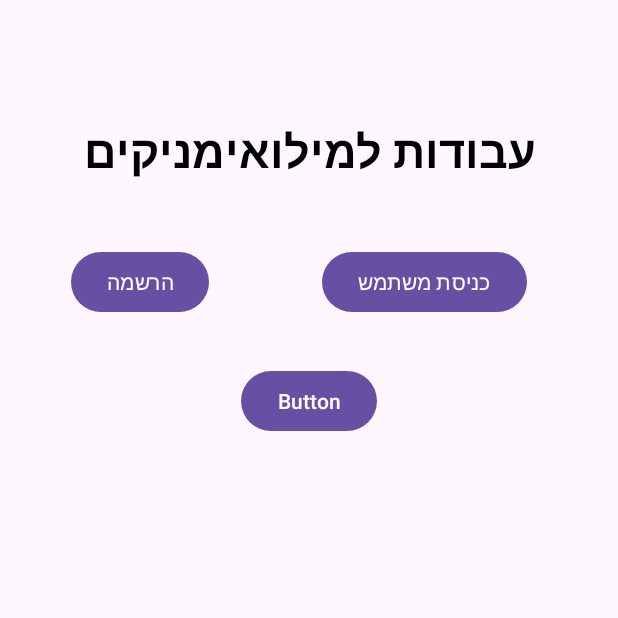
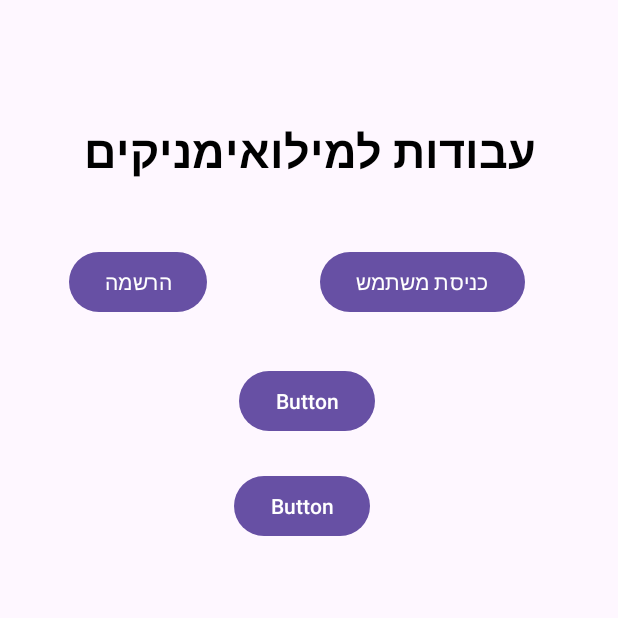
Before and after one commit to hatoli956/MySignLanguege, an Android app: the screen it shows after launch (MainActivity), on a phone screen of 412 x 824 dp, the top half of it. Run offline under Robolectric (Android 15) with nearby library versions, the light colour scheme and no system bars.

Commit message:
end 30.1.25

```diff
--- a/app/src/main/java/com/example/mysignlanguege/AddBusiness.java
+++ b/app/src/main/java/com/example/mysignlanguege/AddBusiness.java
@@ -21,13 +21,11 @@ import androidx.core.graphics.Insets;
 import androidx.core.view.ViewCompat;
 import androidx.core.view.WindowInsetsCompat;
 
-import com.example.mysignlanguege.model.Business;
-import com.example.mysignlanguege.model.User;
+import com.example.mysignlanguege.models.Business;
+import com.example.mysignlanguege.models.User;
 import com.example.mysignlanguege.services.AuthenticationService;
 import com.example.mysignlanguege.services.DatabaseService;
 import com.example.mysignlanguege.utils.ImageUtil;
-import com.google.firebase.database.DatabaseReference;
-import com.google.firebase.database.FirebaseDatabase;
 
 public class    AddBusiness extends AppCompatActivity implements View.OnClickListener {
 
--- a/app/src/main/java/com/example/mysignlanguege/MainActivity.java
+++ b/app/src/main/java/com/example/mysignlanguege/MainActivity.java
@@ -41,4 +41,9 @@ public class MainActivity extends AppCompatActivity {
         Intent go = new Intent(getApplicationContext(), AddBusiness.class);
         startActivity(go);
     }
+
+    public void ShowUsers(View view) {
+        Intent go = new Intent(getApplicationContext(), ShowUsers.class);
+        startActivity(go);
+    }
 }
--- a/app/src/main/java/com/example/mysignlanguege/model/Business.java
+++ b/app/src/main/java/com/example/mysignlanguege/models/Business.java
@@ -1,4 +1,4 @@
-package com.example.mysignlanguege.model;
+package com.example.mysignlanguege.models;
 
 public class Business {
 
--- a/app/src/main/java/com/example/mysignlanguege/model/User.java
+++ b/app/src/main/java/com/example/mysignlanguege/models/User.java
@@ -1,4 +1,4 @@
-package com.example.mysignlanguege.model;
+package com.example.mysignlanguege.models;
 
 public class User {
     String id;
--- a/app/src/main/java/com/example/mysignlanguege/services/DatabaseService.java
+++ b/app/src/main/java/com/example/mysignlanguege/services/DatabaseService.java
@@ -5,8 +5,8 @@ import android.util.Log;
 import androidx.annotation.Nullable;
 
 
-import com.example.mysignlanguege.model.Business;
-import com.example.mysignlanguege.model.User;
+import com.example.mysignlanguege.models.Business;
+import com.example.mysignlanguege.models.User;
 import com.google.firebase.database.DatabaseReference;
 import com.google.firebase.database.FirebaseDatabase;
 
--- a/app/src/main/java/com/example/mysignlanguege/utils/SharedPreferencesUtil.java
+++ b/app/src/main/java/com/example/mysignlanguege/utils/SharedPreferencesUtil.java
@@ -3,7 +3,7 @@ package com.example.mysignlanguege.utils;
 import android.content.Context;
 import android.content.SharedPreferences;
 
-import com.example.mysignlanguege.model.User;
+import com.example.mysignlanguege.models.User;
 
 
 /// Utility class for shared preferences operations
--- a/app/src/main/res/layout/activity_admin_page.xml
+++ b/app/src/main/res/layout/activity_admin_page.xml
@@ -2,6 +2,7 @@
 <androidx.constraintlayout.widget.ConstraintLayout xmlns:android="http://schemas.android.com/apk/res/android"
     xmlns:app="http://schemas.android.com/apk/res-auto"
     xmlns:tools="http://schemas.android.com/tools"
+    android:id="@+id/main"
     android:layout_width="match_parent"
     android:layout_height="match_parent"
     tools:context=".AdminPage">
@@ -47,6 +48,7 @@
         android:backgroundTint="#EADD6F"
         android:text="דף ראשי"
         android:textColor="@color/black"
+        android:onClick="onClick"
         android:textSize="20sp"
         android:textStyle="bold"
         app:layout_constraintBottom_toTopOf="@+id/btnGoSearchPage"
@@ -60,7 +62,7 @@
         android:layout_height="124dp"
         android:layout_marginBottom="30dp"
         android:backgroundTint="#EADD6F"
-        android:text="הוספת מוצר"
+        android:text="הוספת עסק"
         android:textColor="@color/black"
         android:textSize="20sp"
         android:textStyle="bold"
@@ -75,7 +77,7 @@
         android:layout_height="120dp"
         android:layout_marginBottom="14dp"
         android:backgroundTint="#EADD6F"
-        android:text="כל ההזמנות"
+        android:text="כל העסקים"
         android:textColor="@color/black"
         android:textSize="19sp"
         android:textStyle="bold"
--- a/app/src/main/res/layout/activity_main.xml
+++ b/app/src/main/res/layout/activity_main.xml
@@ -11,49 +11,58 @@
         android:id="@+id/textView3"
         android:layout_width="wrap_content"
         android:layout_height="wrap_content"
-        android:layout_marginBottom="43dp"
+        android:layout_marginTop="80dp"
         android:text="עבודות למילואימניקים"
         android:textColor="#000000"
         android:textSize="30sp"
         android:textStyle="bold"
-        app:layout_constraintBottom_toTopOf="@+id/button2"
         app:layout_constraintEnd_toEndOf="parent"
-        app:layout_constraintStart_toStartOf="parent" />
+        app:layout_constraintStart_toStartOf="parent"
+        app:layout_constraintTop_toTopOf="parent" />
 
     <Button
         android:id="@+id/button"
         android:layout_width="wrap_content"
         android:layout_height="wrap_content"
-        android:layout_marginTop="43dp"
-        android:layout_marginEnd="13dp"
+        android:layout_marginStart="54dp"
+        android:layout_marginBottom="31dp"
         android:onClick="goLogin"
         android:text="כניסת משתמש"
-        app:layout_constraintEnd_toEndOf="parent"
-        app:layout_constraintStart_toEndOf="@+id/button2"
-        app:layout_constraintTop_toBottomOf="@+id/textView3" />
+        app:layout_constraintBottom_toTopOf="@+id/button3"
+        app:layout_constraintStart_toStartOf="@+id/button3" />
 
     <Button
         android:id="@+id/button2"
         android:layout_width="wrap_content"
         android:layout_height="wrap_content"
-        android:layout_marginTop="164dp"
-        android:layout_marginEnd="28dp"
+        android:layout_marginStart="46dp"
+        android:layout_marginBottom="31dp"
         android:onClick="goReg"
         android:text="הרשמה"
-        app:layout_constraintEnd_toStartOf="@+id/button"
-        app:layout_constraintStart_toStartOf="parent"
-        app:layout_constraintTop_toTopOf="parent" />
+        app:layout_constraintBottom_toTopOf="@+id/button3"
+        app:layout_constraintStart_toStartOf="parent" />
 
     <Button
         android:id="@+id/button3"
         android:layout_width="wrap_content"
         android:layout_height="wrap_content"
-        android:layout_marginStart="21dp"
-        android:layout_marginTop="31dp"
+        android:layout_marginStart="3dp"
+        android:layout_marginBottom="22dp"
         android:onClick="goAddItem"
         android:text="Button"
+        app:layout_constraintBottom_toTopOf="@+id/button4"
+        app:layout_constraintStart_toStartOf="@+id/button4" />
+
+    <Button
+        android:id="@+id/button4"
+        android:layout_width="wrap_content"
+        android:layout_height="wrap_content"
+        android:layout_marginStart="18dp"
+        android:layout_marginTop="313dp"
+        android:onClick="ShowUsers"
+        android:text="Button"
         app:layout_constraintStart_toEndOf="@+id/button2"
-        app:layout_constraintTop_toBottomOf="@+id/button" />
+        app:layout_constraintTop_toTopOf="parent" />
 
 
 </androidx.constraintlayout.widget.ConstraintLayout>
--- a/app/src/main/res/layout/activity_reset_password.xml
+++ b/app/src/main/res/layout/activity_reset_password.xml
@@ -2,6 +2,7 @@
 <androidx.constraintlayout.widget.ConstraintLayout xmlns:android="http://schemas.android.com/apk/res/android"
     xmlns:app="http://schemas.android.com/apk/res-auto"
     xmlns:tools="http://schemas.android.com/tools"
+    android:id="@+id/main"
     android:layout_width="match_parent"
     android:layout_height="match_parent"
     tools:context=".ResetPassword">
--- a/app/src/main/res/layout/activity_update_password.xml
+++ b/app/src/main/res/layout/activity_update_password.xml
@@ -2,6 +2,7 @@
 <androidx.constraintlayout.widget.ConstraintLayout xmlns:android="http://schemas.android.com/apk/res/android"
     xmlns:app="http://schemas.android.com/apk/res-auto"
     xmlns:tools="http://schemas.android.com/tools"
+    android:id="@+id/main"
     android:layout_width="match_parent"
     android:layout_height="match_parent"
     tools:context=".UpdatePassword">
```
Also changed, not shown: app/src/main/java/com/example/mysignlanguege/AdminPage.java (+8 -0 lines), app/src/main/java/com/example/mysignlanguege/Login.java (+23 -12 lines), app/src/main/java/com/example/mysignlanguege/Register.java (+1 -6 lines), app/src/main/java/com/example/mysignlanguege/ShowUsers.java (+48 -13 lines), app/src/main/java/com/example/mysignlanguege/adapters/UserAdapter.java (added, +59 -0 lines), app/src/main/res/layout/activity_after_login.xml (+21 -21 lines), app/src/main/res/layout/activity_show_users.xml (+16 -21 lines), app/src/main/res/layout/item_user.xml (added, +42 -0 lines).
